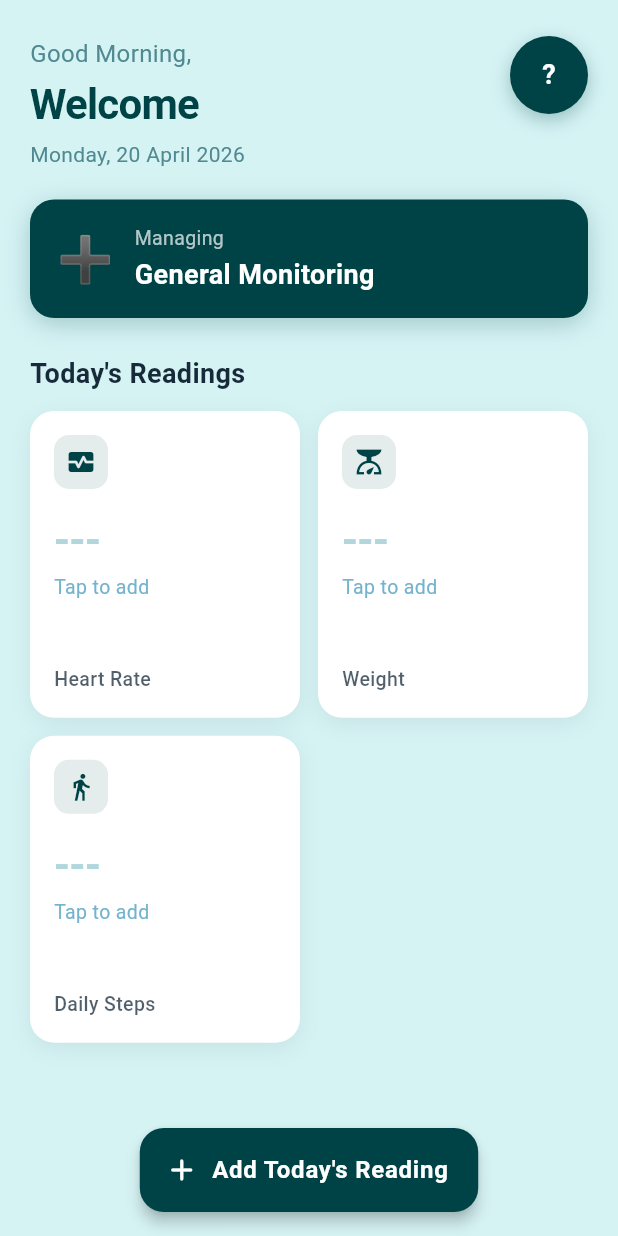
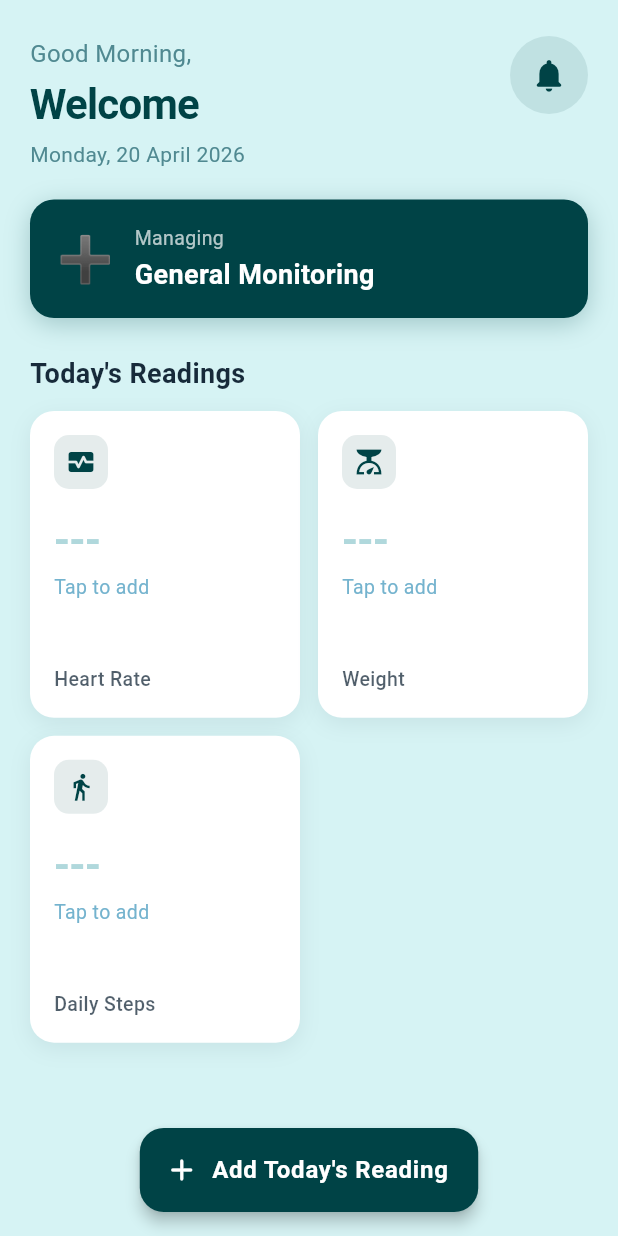
Before and after one commit to Amer-Omar-Bamazrou/Nuvita, a Flutter app: the _HomeBody screen opened directly, on a phone screen of 412 x 824 dp. Run offline on Flutter 3.47's test engine with Material 3 defaults, Android fonts, the phone set to English and light mode, and no system bars; our stand-ins replace cloud_firestore, firebase_auth, firebase_core, flutter_local_notifications, shared_preferences, timezone; accounts and stored records are empty.

Commit message:
Add message icon with health insights and suggestions panel

```diff
--- a/lib/features/home/screens/home_screen.dart
+++ b/lib/features/home/screens/home_screen.dart
@@ -8,6 +8,7 @@ import '../../../shared/widgets/health_metric_card.dart';
 import '../../../core/services/preferences_service.dart';
 import '../../dashboard/providers/health_provider.dart';
 import '../../dashboard/providers/health_history_provider.dart';
+import '../../notifications/screens/suggestions_panel_screen.dart';
 
 class HomeScreen extends StatelessWidget {
   const HomeScreen({super.key});
@@ -172,14 +173,6 @@ class _HomeBodyState extends State<_HomeBody> {
     return '${weekdays[now.weekday - 1]}, ${now.day} ${months[now.month - 1]} ${now.year}';
   }
 
-  // Returns up to 2 initials from the user's name
-  String _initials(String name) {
-    final parts = name.trim().split(' ').where((p) => p.isNotEmpty).toList();
-    if (parts.length >= 2) return '${parts[0][0]}${parts[1][0]}'.toUpperCase();
-    if (parts.isNotEmpty) return parts[0][0].toUpperCase();
-    return '?';
-  }
-
   @override
   Widget build(BuildContext context) {
     if (_isLoading) {
@@ -201,7 +194,7 @@ class _HomeBodyState extends State<_HomeBody> {
               child: Column(
                 crossAxisAlignment: CrossAxisAlignment.start,
                 children: [
-                  _buildHeader(),
+                  _buildHeader(provider),
                   const SizedBox(height: 20),
                   _buildSummaryBanner(),
                   const SizedBox(height: 24),
@@ -219,10 +212,11 @@ class _HomeBodyState extends State<_HomeBody> {
     );
   }
 
-  // ── Header: greeting + date + avatar ─────────────────────────────────────
+  // ── Header: greeting + date + notification icon ───────────────────────────
 
-  Widget _buildHeader() {
+  Widget _buildHeader(HealthProvider provider) {
     final firstName = _userName.trim().split(' ').first;
+    final hasBadge = _hasConcerningReadings(provider);
 
     return Row(
       crossAxisAlignment: CrossAxisAlignment.start,
@@ -246,33 +240,71 @@ class _HomeBodyState extends State<_HomeBody> {
           ),
         ),
         const SizedBox(width: 12),
-        // Initials avatar
+        // Notification icon — taps open the Health Insights panel
+        GestureDetector(
+          onTap: () => Navigator.push(
+            context,
+            MaterialPageRoute(
+              builder: (_) => SuggestionsPanelScreen(
+                diseaseType: _diseaseType,
+                currentReadings: {
+                  for (final m in HealthMetric.values)
+                    m.name: provider.getValue(m),
+                },
+              ),
+            ),
+          ),
+          child: Stack(
+            clipBehavior: Clip.none,
+            children: [
               Container(
                 width: 52,
                 height: 52,
                 decoration: BoxDecoration(
-            color: AppColors.primary,
+                  color: AppColors.primary.withOpacity(0.1),
                   shape: BoxShape.circle,
-            boxShadow: [
-              BoxShadow(
-                color: AppColors.primary.withOpacity(0.3),
-                blurRadius: 10,
-                offset: const Offset(0, 4),
-              ),
-            ],
                 ),
                 alignment: Alignment.center,
-          child: Text(
-            _initials(_userName.isEmpty ? '?' : _userName),
-            style: const TextStyle(
-              color: AppColors.white,
-              fontSize: 18,
-              fontWeight: FontWeight.bold,
+                child: const Icon(
+                  Icons.notifications_rounded,
+                  color: AppColors.primary,
+                  size: 26,
+                ),
+              ),
+              // Red badge when any metric is in warning or critical range
+              if (hasBadge)
+                Positioned(
+                  top: 8,
+                  right: 8,
+                  child: Container(
+                    width: 10,
+                    height: 10,
+                    decoration: const BoxDecoration(
+                      color: AppColors.error,
+                      shape: BoxShape.circle,
                     ),
                   ),
                 ),
             ],
+          ),
+        ),
+      ],
     );
+  }
+
+  // Returns true if any currently tracked metric is outside the safe range
+  bool _hasConcerningReadings(HealthProvider provider) {
+    for (final m in HealthMetric.values) {
+      final value = provider.getValue(m);
+      if (value == null) continue;
+      final status = provider.getStatus(m, value);
+      if (status == MetricStatus.warning ||
+          status == MetricStatus.criticalLow ||
+          status == MetricStatus.criticalHigh) {
+        return true;
+      }
+    }
+    return false;
   }
 
   // ── Summary banner: "Managing: Blood Pressure" ───────────────────────────
```
Also changed, not shown: lib/features/notifications/screens/suggestions_panel_screen.dart (added, +429 -0 lines), 1 other file. Lines whose indentation alone changed are shown as unchanged.
